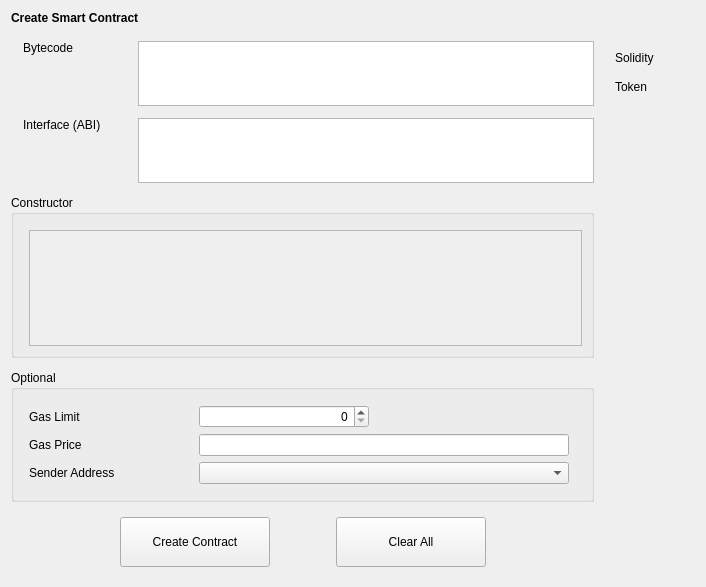
First picture: the form in src/qt/forms/createcontract.ui, repository qtumproject/qtum, before the edit.
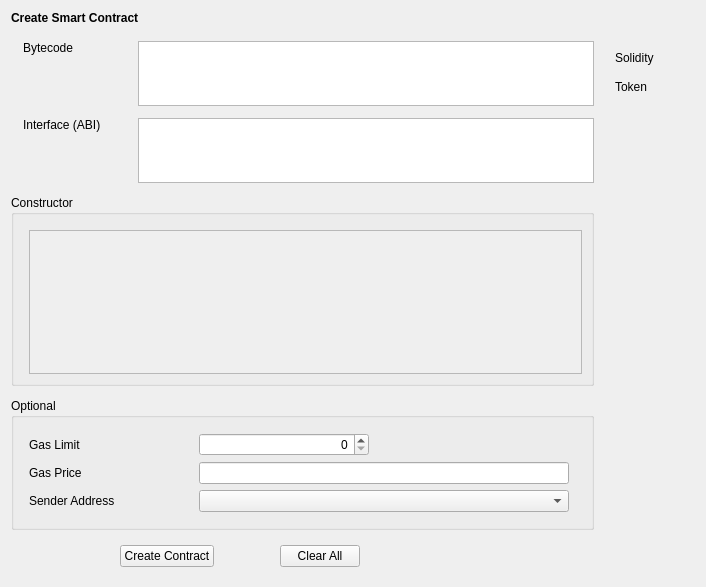
Second picture: the form after the edit. Custom widgets are drawn as their Qt base class.

Commit message: Add push button CSS

Diff of the .ui file:
```diff
--- a/src/qt/forms/createcontract.ui
+++ b/src/qt/forms/createcontract.ui
@@ -188,7 +188,7 @@
                    <x>0</x>
                    <y>0</y>
                    <width>548</width>
-                   <height>97</height>
+                   <height>120</height>
                   </rect>
                  </property>
                  <layout class="QVBoxLayout" name="verticalLayout_5"/>
@@ -426,12 +426,6 @@
      </item>
      <item>
       <widget class="QPushButton" name="pushButtonCreateContract">
-       <property name="minimumSize">
-        <size>
-         <width>150</width>
-         <height>50</height>
-        </size>
-       </property>
        <property name="text">
         <string>Create Contract</string>
        </property>
@@ -455,12 +449,6 @@
      </item>
      <item>
       <widget class="QPushButton" name="pushButtonClearAll">
-       <property name="minimumSize">
-        <size>
-         <width>150</width>
-         <height>50</height>
-        </size>
-       </property>
        <property name="text">
         <string>Clear All</string>
        </property>
```
The commit also changes 6 other files.
